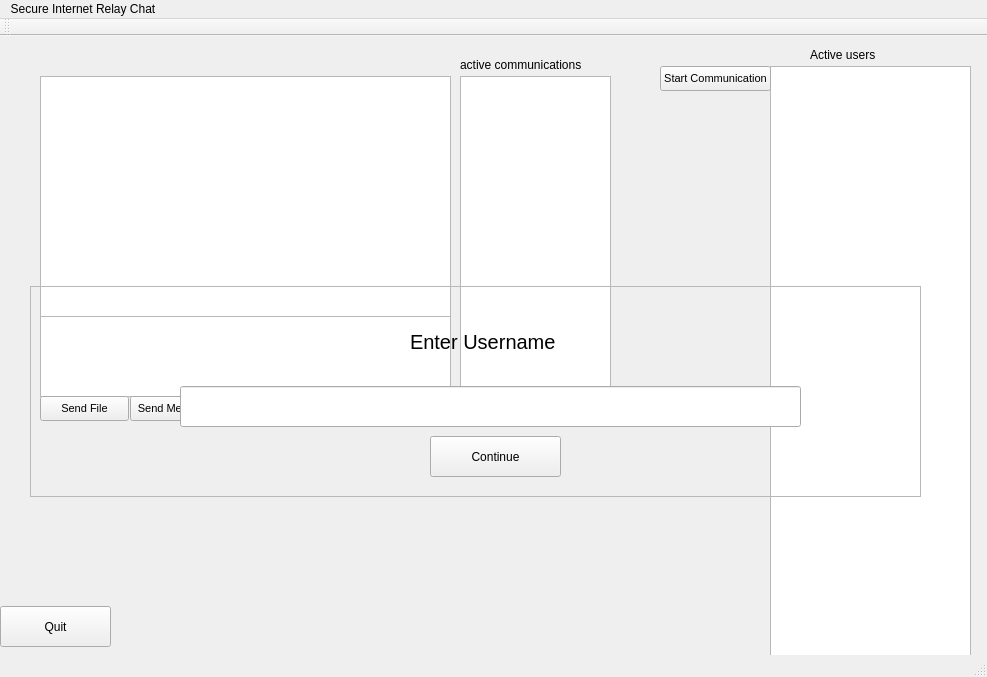
First picture: the form in SecureInternetRelayChat_Client/mainwindow.ui, repository danes5/secure-internet-relay-chat-client, before the edit.
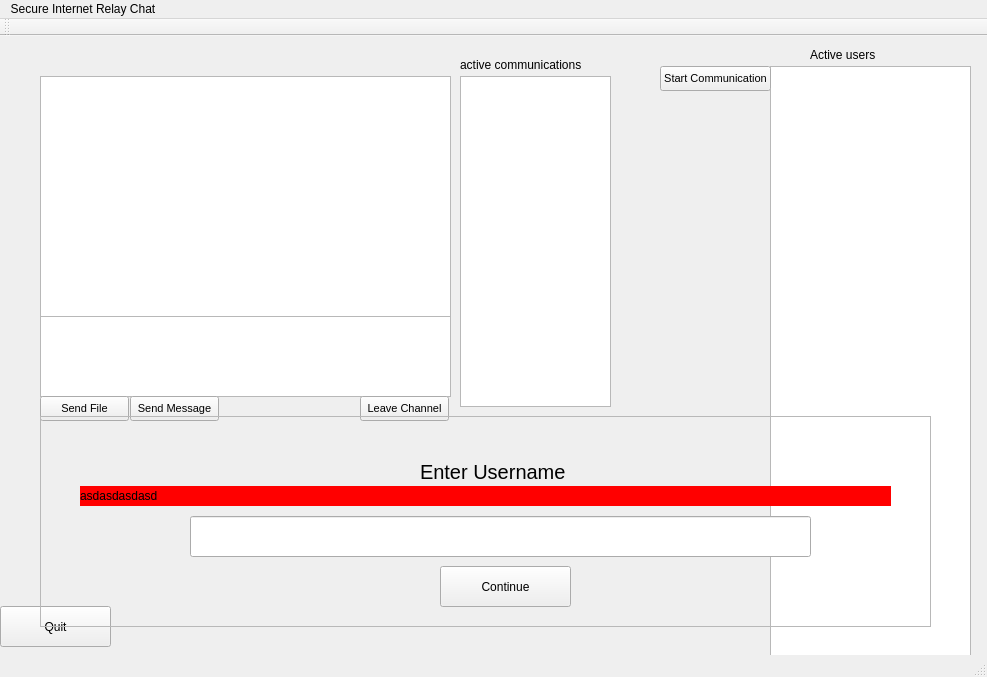
Second picture: the form after the edit.

Diff of the .ui file:
```diff
--- a/SecureInternetRelayChat_Client/mainwindow.ui
+++ b/SecureInternetRelayChat_Client/mainwindow.ui
@@ -194,8 +194,8 @@
    <widget class="QFrame" name="enterNameFrame">
     <property name="geometry">
      <rect>
-      <x>30</x>
-      <y>250</y>
+      <x>40</x>
+      <y>380</y>
       <width>891</width>
       <height>211</height>
      </rect>
@@ -253,6 +253,28 @@
       <string>Continue</string>
      </property>
     </widget>
+    <widget class="QLabel" name="loginErrorLabel">
+     <property name="geometry">
+      <rect>
+       <x>40</x>
+       <y>70</y>
+       <width>811</width>
+       <height>20</height>
+      </rect>
+     </property>
+     <property name="autoFillBackground">
+      <bool>false</bool>
+     </property>
+     <property name="styleSheet">
+      <string notr="true">.QLabel
+{
+background-color: red
+}</string>
+     </property>
+     <property name="text">
+      <string>asdasdasdasd</string>
+     </property>
+    </widget>
    </widget>
   </widget>
   <widget class="QMenuBar" name="menuBar">
```
